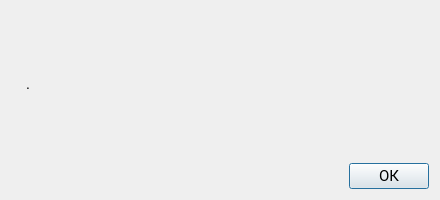
Above: MyServer/errdialog.ui from evgrafoov/VKRServer before the change. Below: the same form after it.
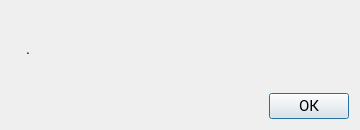
That is the form after the change. Icons and pictures are not drawn.

```diff
--- a/MyServer/errdialog.ui
+++ b/MyServer/errdialog.ui
@@ -6,8 +6,8 @@
    <rect>
     <x>0</x>
     <y>0</y>
-    <width>440</width>
-    <height>200</height>
+    <width>360</width>
+    <height>130</height>
    </rect>
   </property>
   <property name="sizePolicy">
```
